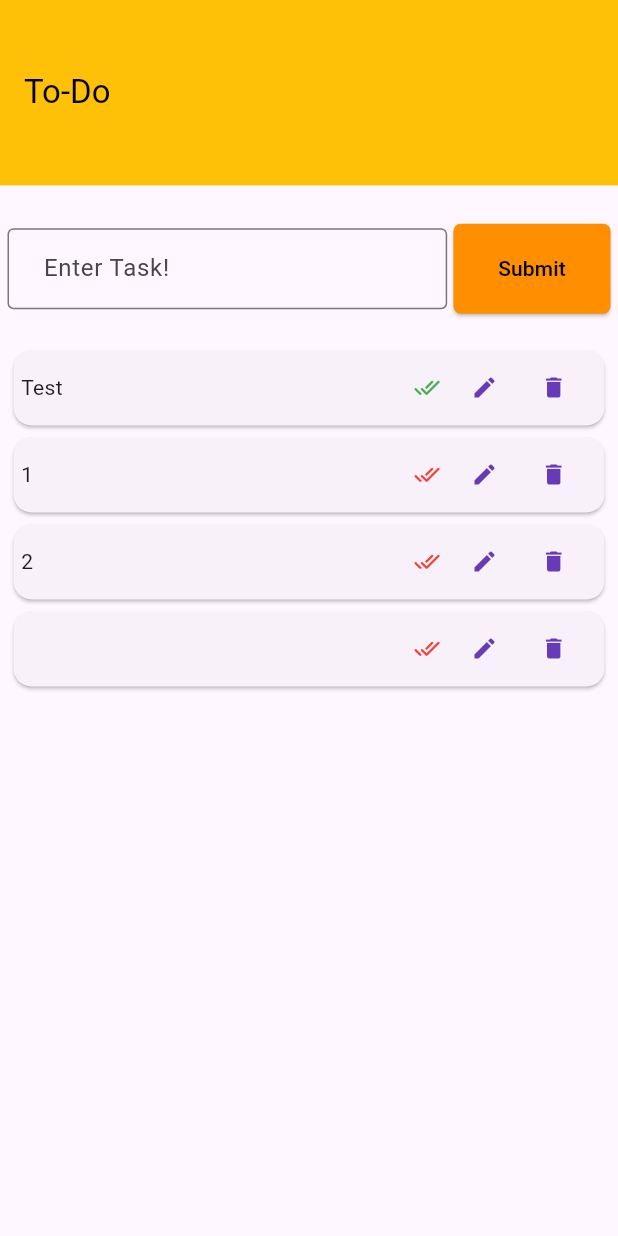
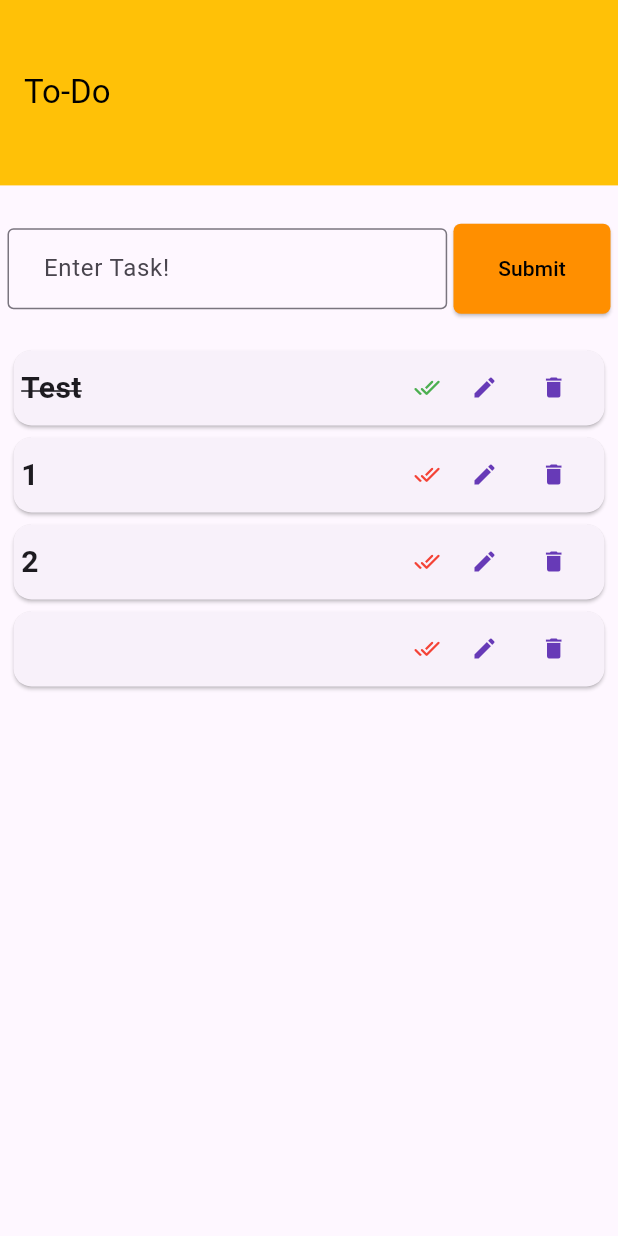
Before and after one commit to shamim36/practice, a Flutter app: the screen it shows after launch, after a tap on "Submit", after a tap on the "done all" icon, on a phone screen of 412 x 824 dp. Run offline on Flutter 3.47's test engine with Material 3 defaults, Android fonts, the phone set to English and light mode, and no system bars.

```diff
--- a/lib/home_page.dart
+++ b/lib/home_page.dart
@@ -9,14 +9,13 @@ class HomePage extends StatefulWidget {
 }
 
 class _HomePageState extends State<HomePage> {
-  List<String> toDoList = ["Test", "1", "2"];
-  String content = "";
+  List<String>? toDoList = ["Test", "1", "2"];
+  String? content = "";
 
   late double _height, _width;
-  List<MaterialColor> getColor = [Colors.red,Colors.red,Colors.red];
+  List<MaterialColor>? getColor = [Colors.red, Colors.red, Colors.red];
 
-  List<bool> isColor = [false,false,false];
-
+  List<bool>? isColor = [false, false, false];
 
   @override
   Widget build(BuildContext context) {
@@ -25,18 +24,18 @@ class _HomePageState extends State<HomePage> {
 
     _addItemToList(content) {
       setState(() {
-        toDoList.add(content);
-        isColor.add(false);
-        getColor.add(Colors.red);
+        toDoList!.add(content);
+        isColor!.add(false);
+        getColor!.add(Colors.red);
         content = "";
       });
     }
 
     _deleteItemFromList(index) {
       setState(() {
-        toDoList.removeAt(index);
-        isColor.removeAt(index);
-        getColor.removeAt(index);
+        toDoList!.removeAt(index);
+        isColor!.removeAt(index);
+        getColor!.removeAt(index);
       });
     }
 
@@ -45,17 +44,16 @@ class _HomePageState extends State<HomePage> {
       //To DO
     }
 
-  _doneItemFromList(index){
-
-      if(isColor[index] == false){
-        getColor[index] = Colors.green;
-        isColor[index] = true;
-      }else{
-        getColor[index] = Colors.red;
-        isColor[index] = false;
+    _doneItemFromList(index) {
+      if (isColor![index] == false) {
+        getColor![index] = Colors.green;
+        isColor![index] = true;
+      } else {
+        getColor![index] = Colors.red;
+        isColor![index] = false;
       }
-   setState(() { });
-  }
+      setState(() {});
+    }
 
     return Scaffold(
       appBar: AppBar(
@@ -102,7 +100,7 @@ class _HomePageState extends State<HomePage> {
             Expanded(
               flex: 70,
               child: ListView.builder(
-                itemCount: toDoList.length,
+                itemCount: toDoList!.length,
                 itemBuilder: (context, index) {
                   return Card(
                     child: SizedBox50(
@@ -110,14 +108,21 @@ class _HomePageState extends State<HomePage> {
                         children: [
                           Expanded(
                             flex: 65,
-                            child: Text('${toDoList[index]}'),
+                            child: Text(
+                              '${toDoList![index]}',
+                              style: TextStyle(
+                                decoration: isColor![index]==true ? TextDecoration.lineThrough : null,
+                                fontSize: 20,
+                                fontWeight: FontWeight.w600,
+                              ),
+                            ),
                           ),
                           Expanded(
                             flex: 10,
                             child: TextButton(
                               onPressed: () => _doneItemFromList(index),
                               child: Icon(Icons.done_all_rounded,
-                                  color: getColor[index]),
+                                  color: getColor![index]),
                             ),
                           ),
                           Expanded(
@@ -150,7 +155,4 @@ class _HomePageState extends State<HomePage> {
       ),
     );
   }
-
-
-
 }
--- a/lib/main.dart
+++ b/lib/main.dart
@@ -17,6 +17,7 @@ class MyApp extends StatelessWidget {
         colorScheme: ColorScheme.fromSeed(seedColor: Colors.deepPurple),
         useMaterial3: true,
       ),
+      debugShowCheckedModeBanner: false,
       home: HomePage(),
     );
   }
```
